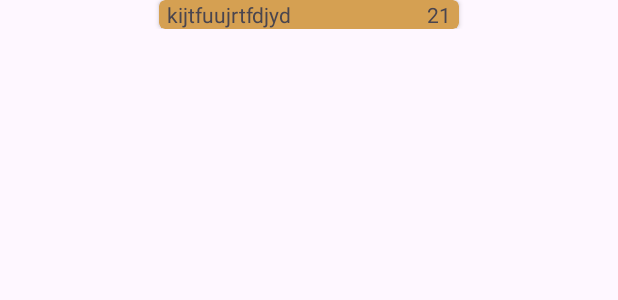
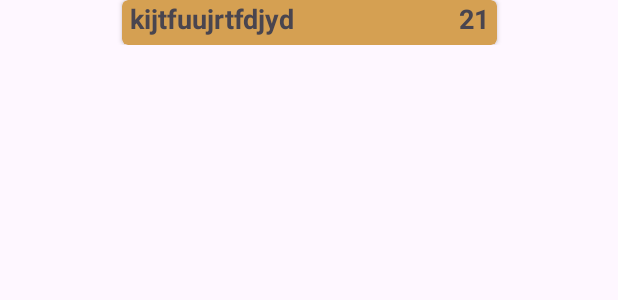
Before and after one commit to ismaelnaciri/AlumnsRecyclerViewIntent, an Android app: the layout item_alumn.xml on its own in the app's theme, with its tools: preview values and no code run, on a phone screen of 412 x 824 dp. Shown: the top 300 px of the screen. Run offline under Robolectric (Android 15) with nearby library versions, the phone set to English and light mode, and no system bars.

Commit message:
Everything works.

```diff
--- a/app/build.gradle.kts
+++ b/app/build.gradle.kts
@@ -9,7 +9,7 @@ android {
 
     defaultConfig {
         applicationId = "cat.insvidreres.inf.alumnsrecyclerviewintent"
-        minSdk = 19
+        minSdk = 33
         targetSdk = 33
         versionCode = 1
         versionName = "1.0"
--- a/app/src/main/java/cat/insvidreres/inf/alumnsrecyclerviewintent/Resultactivity.kt
+++ b/app/src/main/java/cat/insvidreres/inf/alumnsrecyclerviewintent/Resultactivity.kt
@@ -3,6 +3,7 @@ package cat.insvidreres.inf.alumnsrecyclerviewintent
 import androidx.appcompat.app.AppCompatActivity
 import android.os.Bundle
 import androidx.recyclerview.widget.LinearLayoutManager
+import cat.insvidreres.inf.alumnsrecyclerviewintent.adapter.AlumnAdapter
 import cat.insvidreres.inf.alumnsrecyclerviewintent.databinding.ActivityResultactivityBinding
 
 class Resultactivity : AppCompatActivity() {
@@ -13,10 +14,13 @@ class Resultactivity : AppCompatActivity() {
         super.onCreate(savedInstanceState)
         binding = ActivityResultactivityBinding.inflate(layoutInflater)
         setContentView(binding.root)
+        initRecyclerView()
     }
 
     fun initRecyclerView() {
+        val alumnes = intent.getParcelableArrayListExtra<Alumn>("Alumnes", Alumn::class.java) as List<Alumn>
+
         binding.recyclerViewAlumn.layoutManager = LinearLayoutManager(this)
-//        binding.recyclerViewAlumn.adapter = AlumnAdapter()
+        binding.recyclerViewAlumn.adapter = AlumnAdapter(alumnes)
     }
 }
--- a/app/src/main/res/layout/item_alumn.xml
+++ b/app/src/main/res/layout/item_alumn.xml
@@ -9,7 +9,8 @@
 
         <androidx.cardview.widget.CardView
             android:id="@+id/card_view"
-            android:layout_width="200dp"
+            android:layout_width="250dp"
+            android:minHeight="30dp"
             android:layout_height="wrap_content"
             android:layout_gravity="center"
             android:paddingBottom="10dp"
@@ -35,6 +36,8 @@
                     android:gravity="start"
                     android:paddingStart="5dp"
                     android:paddingEnd="5dp"
+                    android:textSize="18sp"
+                    android:textStyle="bold"
                     tools:text="kijtfuujrtfdjyd" />
 
                 <TextView
@@ -45,6 +48,8 @@
                     android:gravity="end"
                     android:paddingStart="5dp"
                     android:paddingEnd="5dp"
+                    android:textSize="18sp"
+                    android:textStyle="bold"
                     tools:text="21" />
 
             </LinearLayout>
```
Also changed, not shown: app/src/main/java/cat/insvidreres/inf/alumnsrecyclerviewintent/Alumn.kt (+28 -3 lines), app/src/main/java/cat/insvidreres/inf/alumnsrecyclerviewintent/MainActivity.kt (+7 -1 lines), app/src/main/res/layout/activity_resultactivity.xml (+12 -6 lines).
